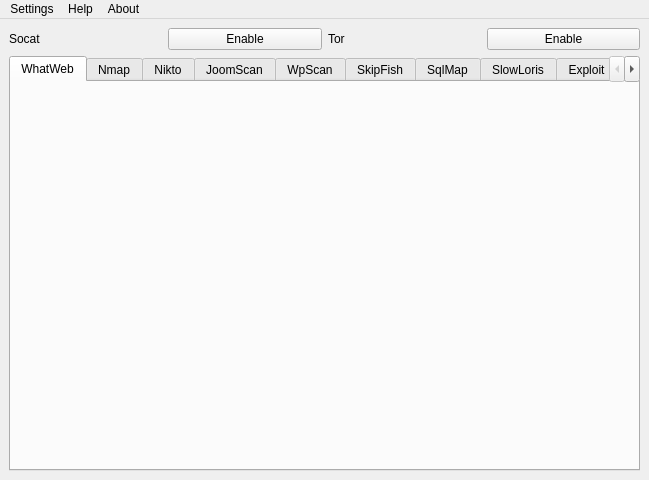
The window that mainWindow.ui (Mte90/PenMode-QT) describes before a commit, drawn with Qt 5.
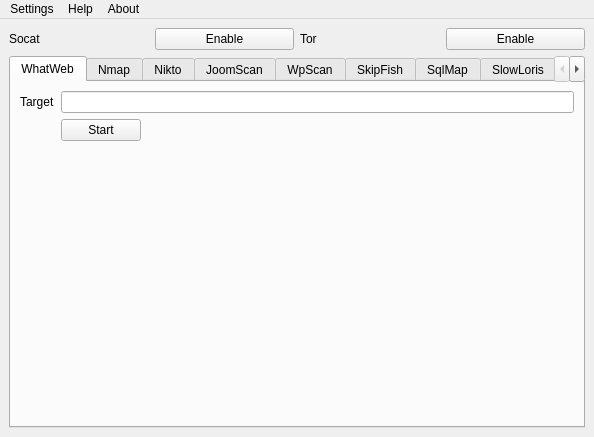
The same window after the commit. The open tabs and pages were chosen to show the change.

Commit message: added whatweb field

```diff
--- a/mainWindow.ui
+++ b/mainWindow.ui
@@ -6,8 +6,8 @@
    <rect>
     <x>0</x>
     <y>0</y>
-    <width>649</width>
-    <height>480</height>
+    <width>594</width>
+    <height>437</height>
    </rect>
   </property>
   <property name="windowTitle">
@@ -59,6 +59,59 @@
        <attribute name="title">
         <string>WhatWeb</string>
        </attribute>
+       <layout class="QGridLayout" name="gridLayout_4">
+        <item row="0" column="0">
+         <layout class="QGridLayout" name="gridLayout_3">
+          <item row="0" column="0">
+           <widget class="QLabel" name="label_3">
+            <property name="text">
+             <string>Target</string>
+            </property>
+           </widget>
+          </item>
+          <item row="0" column="1">
+           <widget class="QLineEdit" name="whatwebTarget"/>
+          </item>
+          <item row="1" column="1">
+           <layout class="QGridLayout" name="gridLayout_5">
+            <item row="0" column="1">
+             <spacer name="horizontalSpacer">
+              <property name="orientation">
+               <enum>Qt::Horizontal</enum>
+              </property>
+              <property name="sizeHint" stdset="0">
+               <size>
+                <width>40</width>
+                <height>20</height>
+               </size>
+              </property>
+             </spacer>
+            </item>
+            <item row="0" column="0">
+             <widget class="QPushButton" name="pushStartWhatWeb">
+              <property name="text">
+               <string>Start</string>
+              </property>
+             </widget>
+            </item>
+            <item row="1" column="1">
+             <spacer name="verticalSpacer">
+              <property name="orientation">
+               <enum>Qt::Vertical</enum>
+              </property>
+              <property name="sizeHint" stdset="0">
+               <size>
+                <width>20</width>
+                <height>40</height>
+               </size>
+              </property>
+             </spacer>
+            </item>
+           </layout>
+          </item>
+         </layout>
+        </item>
+       </layout>
       </widget>
       <widget class="QWidget" name="tab_nmap">
        <attribute name="title">
@@ -114,7 +167,7 @@
     <rect>
      <x>0</x>
      <y>0</y>
-     <width>649</width>
+     <width>594</width>
      <height>22</height>
     </rect>
    </property>
```
Left out of the diff: 2 changed lines with no effect on the pictures. The commit also changes 1 other file.
